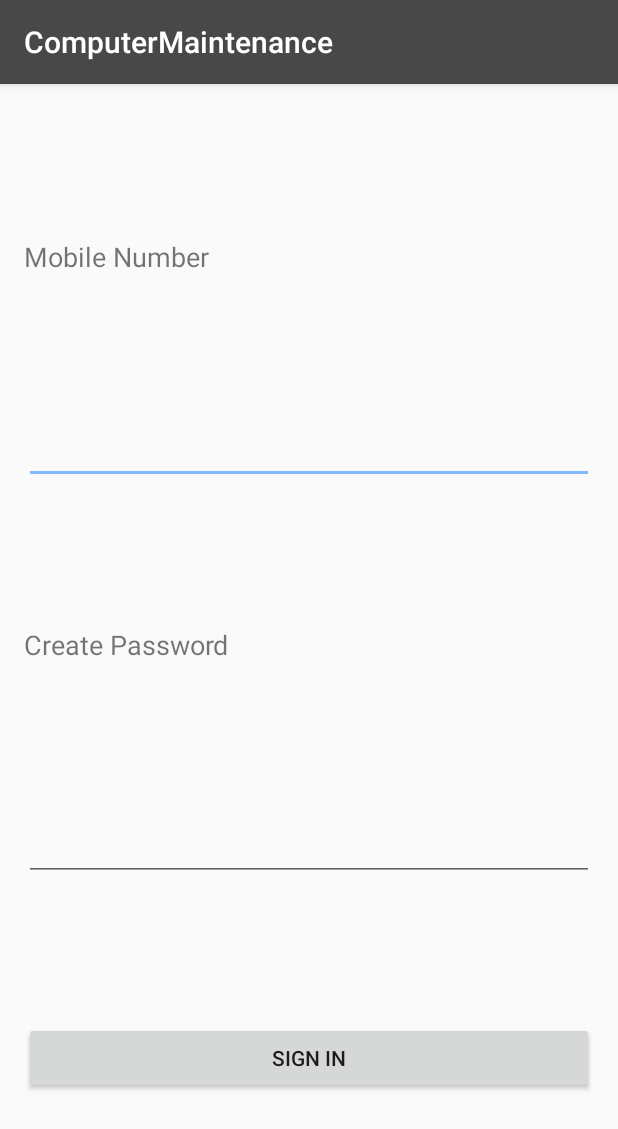
After one commit to KingPegasus/ComputerMaintenance, an Android app: the SignInActivity screen opened directly, with no data from a screen before it, on a phone screen of 412 x 824 dp. The commit adds this screen. Shown: the top 1129 px of the screen. Run offline under Robolectric (Android 15) with nearby library versions, the phone set to English and light mode, and no system bars.

Commit message:
Two_Activities_registration_sigin

```diff
--- a/app/src/main/AndroidManifest.xml
+++ b/app/src/main/AndroidManifest.xml
@@ -17,16 +17,17 @@
                 <category android:name="android.intent.category.LAUNCHER" />
             </intent-filter>
         </activity>
-
-        <activity android:name=".MainActivity"
+        <activity
+            android:name=".MainActivity"
             android:parentActivityName=".NewMainActivity"
             tools:targetApi="jelly_bean">
+
             <!-- The meta-data tag is required if you support API level 15 and lower -->
             <meta-data
                 android:name="android.support.PARENT_ACTIVITY"
                 android:value=".NewMainActivity" />
         </activity>
-
+        <activity android:name=".SignInActivity"></activity>
     </application>
 
 </manifest>
--- a/app/src/main/java/com/example/android/computermaintenance/NewMainActivity.java
+++ b/app/src/main/java/com/example/android/computermaintenance/NewMainActivity.java
@@ -25,4 +25,14 @@ public class NewMainActivity extends AppCompatActivity {
 
         startActivity(intent);
     }
+
+    /** Called when the user taps the Signin button */
+    public void signIn(View view) {
+        // Do something in response to button
+        // SignInActivity is handling SignIn Process
+
+        Intent intent = new Intent(this, SignInActivity.class);
+
+        startActivity(intent);
+    }
 }
--- /dev/null
+++ b/app/src/main/java/com/example/android/computermaintenance/SignInActivity.java
@@ -0,0 +1,15 @@
+package com.example.android.computermaintenance;
+
+import android.content.Intent;
+import android.support.v7.app.AppCompatActivity;
+import android.os.Bundle;
+
+public class SignInActivity extends AppCompatActivity {
+
+    @Override
+    protected void onCreate(Bundle savedInstanceState) {
+        super.onCreate(savedInstanceState);
+        setContentView(R.layout.activity_sign_in);
+        Intent intent = getIntent();
+    }
+}
--- a/app/src/main/res/layout/activity_new_main.xml
+++ b/app/src/main/res/layout/activity_new_main.xml
@@ -27,6 +27,7 @@
         android:layout_height="wrap_content"
         android:layout_marginBottom="32dp"
         android:layout_marginStart="8dp"
+        android:onClick="signIn"
         android:text="@string/button_signin"
         app:layout_constraintBottom_toBottomOf="parent"
         app:layout_constraintEnd_toStartOf="@+id/button_register"
--- /dev/null
+++ b/app/src/main/res/layout/activity_sign_in.xml
@@ -0,0 +1,81 @@
+<?xml version="1.0" encoding="utf-8"?>
+<android.support.constraint.ConstraintLayout xmlns:android="http://schemas.android.com/apk/res/android"
+    xmlns:app="http://schemas.android.com/apk/res-auto"
+    xmlns:tools="http://schemas.android.com/tools"
+    android:layout_width="match_parent"
+    android:layout_height="match_parent"
+    tools:context="com.example.android.computermaintenance.SignInActivity">
+
+    <TextView
+        android:id="@+id/textView8"
+        android:layout_width="wrap_content"
+        android:layout_height="wrap_content"
+        android:layout_marginStart="16dp"
+        android:layout_marginTop="8dp"
+        android:text="@string/textview_mobileNumber"
+        android:textSize="18sp"
+        app:layout_constraintBottom_toTopOf="@+id/editText13"
+        app:layout_constraintStart_toStartOf="parent"
+        app:layout_constraintTop_toTopOf="parent"
+        android:layout_marginLeft="16dp" />
+
+    <EditText
+        android:id="@+id/editText13"
+        android:layout_width="0dp"
+        android:layout_height="wrap_content"
+        android:layout_marginEnd="16dp"
+        android:layout_marginStart="16dp"
+        android:ems="10"
+        android:inputType="phone"
+        app:layout_constraintBottom_toTopOf="@+id/textView9"
+        app:layout_constraintEnd_toEndOf="parent"
+        app:layout_constraintHorizontal_bias="0.5"
+        app:layout_constraintStart_toStartOf="parent"
+        app:layout_constraintTop_toBottomOf="@+id/textView8" />
+
+    <TextView
+        android:id="@+id/textView9"
+        android:layout_width="wrap_content"
+        android:layout_height="30dp"
+        android:layout_marginStart="16dp"
+        android:text="@string/textview_Password"
+        android:textSize="18sp"
+        app:layout_constraintBottom_toTopOf="@+id/editText10"
+        app:layout_constraintStart_toStartOf="parent"
+        app:layout_constraintTop_toBottomOf="@+id/editText13"
+        android:layout_marginLeft="16dp" />
+
+    <EditText
+        android:id="@+id/editText10"
+        android:layout_width="0dp"
+        android:layout_height="wrap_content"
+        android:layout_marginEnd="16dp"
+        android:layout_marginStart="16dp"
+        android:ems="10"
+        android:inputType="textPassword"
+        app:layout_constraintBottom_toTopOf="@+id/button2"
+        app:layout_constraintEnd_toEndOf="parent"
+        app:layout_constraintHorizontal_bias="0.5"
+        app:layout_constraintStart_toStartOf="parent"
+        app:layout_constraintTop_toBottomOf="@+id/textView9" />
+
+    <Button
+        android:id="@+id/button2"
+        android:layout_width="0dp"
+        android:layout_height="wrap_content"
+        android:layout_marginEnd="16dp"
+        android:layout_marginStart="16dp"
+        android:text="@string/button_signin"
+        app:layout_constraintBottom_toBottomOf="parent"
+        app:layout_constraintEnd_toEndOf="parent"
+        app:layout_constraintHorizontal_bias="0.5"
+        app:layout_constraintStart_toStartOf="parent"
+        app:layout_constraintTop_toBottomOf="@+id/editText10" />
+
+    <android.support.constraint.Guideline
+        android:id="@+id/guideline"
+        android:layout_width="wrap_content"
+        android:layout_height="wrap_content"
+        android:orientation="vertical"
+        app:layout_constraintGuide_begin="20dp" />
+</android.support.constraint.ConstraintLayout>
--- a/app/src/main/res/values/strings.xml
+++ b/app/src/main/res/values/strings.xml
@@ -13,4 +13,5 @@
     <string name="button_sendOTP">Send Verification Code</string>
     <string name="textview_mobileNumber">Mobile Number</string>
     <string name="textview_errorMsg">Password Mismatch</string>
+    <string name="textview_enterPassword">Enter Password</string>
 </resources>
```
